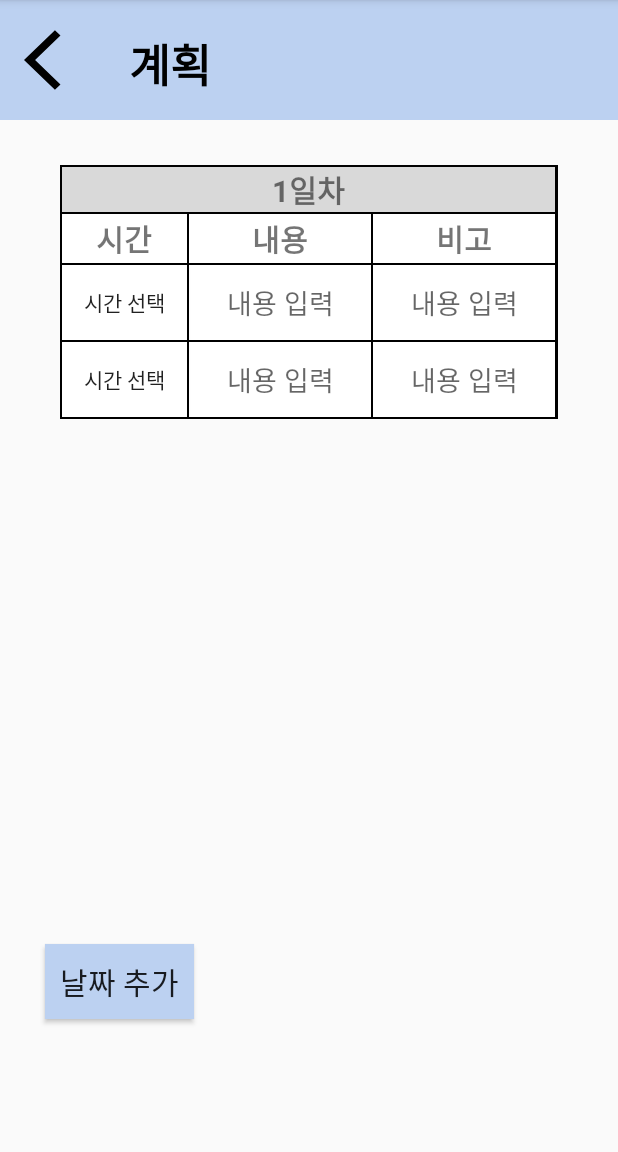
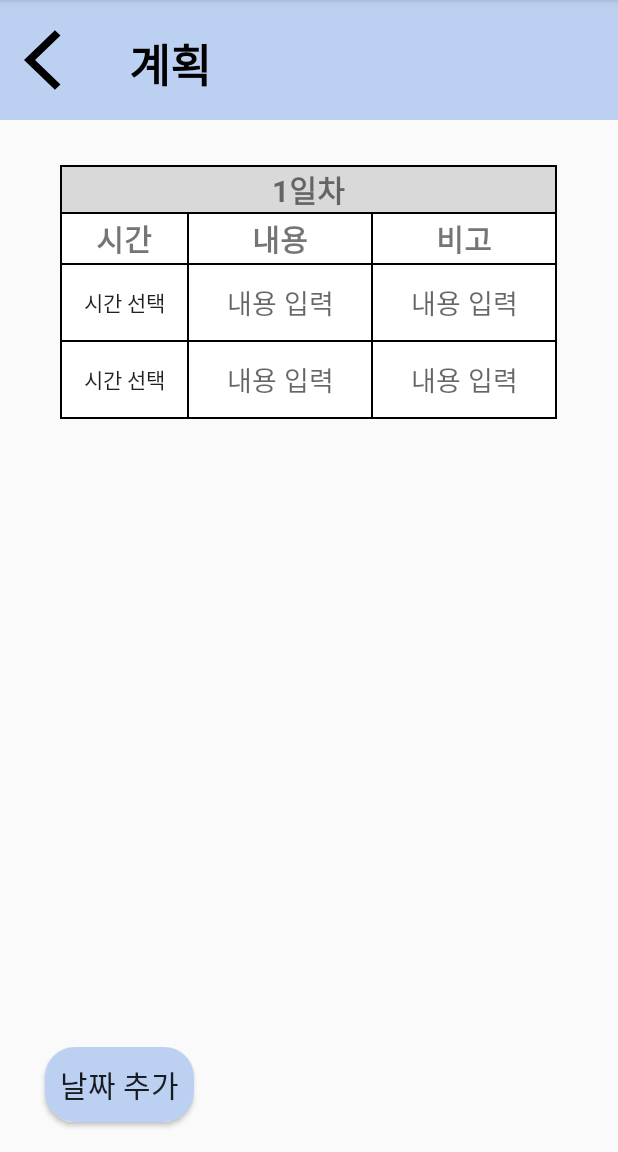
Before and after one commit to CareTravel/CareTravel, an Android app: the make_Plan screen opened directly, with no data from a screen before it, on a phone screen of 412 x 824 dp, the part 84-1236 px from its top. Run offline under Robolectric (Android 15) with nearby library versions, the phone set to English and light mode, and no system bars.

Commit message:
계획 내 정보

```diff
--- a/app/src/main/AndroidManifest.xml
+++ b/app/src/main/AndroidManifest.xml
@@ -24,8 +24,6 @@
                 <category android:name="android.intent.category.LAUNCHER" />
             </intent-filter>
         </activity>
-
-
 
         <activity
             android:name=".calculation"
--- a/app/src/main/res/layout/activity_make_plan.xml
+++ b/app/src/main/res/layout/activity_make_plan.xml
@@ -29,7 +29,12 @@
             android:textStyle="bold"/>
     </androidx.appcompat.widget.Toolbar>
 
+    <ScrollView
+        android:layout_width="wrap_content"
+        android:layout_height="wrap_content"
+        android:layout_weight="1">
         <TableLayout
+            android:id="@+id/tableLayout"
             android:layout_width="match_parent"
             android:layout_height="wrap_content"
             android:layout_marginHorizontal="40dp"
@@ -40,6 +45,7 @@
             <TableRow
                 android:background="#000000">
                 <TextView
+                    android:id="@+id/plan_day"
                     android:layout_span="3"
                     android:layout_width="match_parent"
                     android:background="@drawable/day_plan"
@@ -78,8 +84,10 @@
                     android:padding="1dp"/>
             </TableRow>
             <TableRow
+                android:id="@+id/plan_row"
                 android:background="#000000">
                 <Button
+                    android:id="@+id/plan_time1"
                     android:layout_width="30dp"
                     android:layout_height="50dp"
                     android:text="시간 선택"
@@ -104,6 +112,7 @@
             <TableRow
                 android:background="#000000">
                 <Button
+                    android:id="@+id/plan_time2"
                     android:layout_width="30dp"
                     android:layout_height="50dp"
                     android:text="시간 선택"
@@ -126,14 +135,22 @@
                     android:layout_marginTop="1dp"/>
             </TableRow>
         </TableLayout>
+    </ScrollView>
+    <LinearLayout
+        android:layout_width="match_parent"
+        android:layout_height="wrap_content"
+        android:orientation="horizontal">
 
         <Button
+            android:id="@+id/day_plus"
             android:layout_width="wrap_content"
             android:layout_height="wrap_content"
-        android:layout_marginTop="350dp"
             android:layout_marginLeft="30dp"
-        android:background="#BCD1F1"
+            android:layout_marginBottom="20dp"
             android:text="날짜 추가"
             android:textSize="20sp"
-        android:padding="10dp"/>
+            android:padding="10dp"
+            android:background="@drawable/room"/>
+
     </LinearLayout>
+</LinearLayout>
```
Lines whose indentation alone changed are shown as unchanged.
